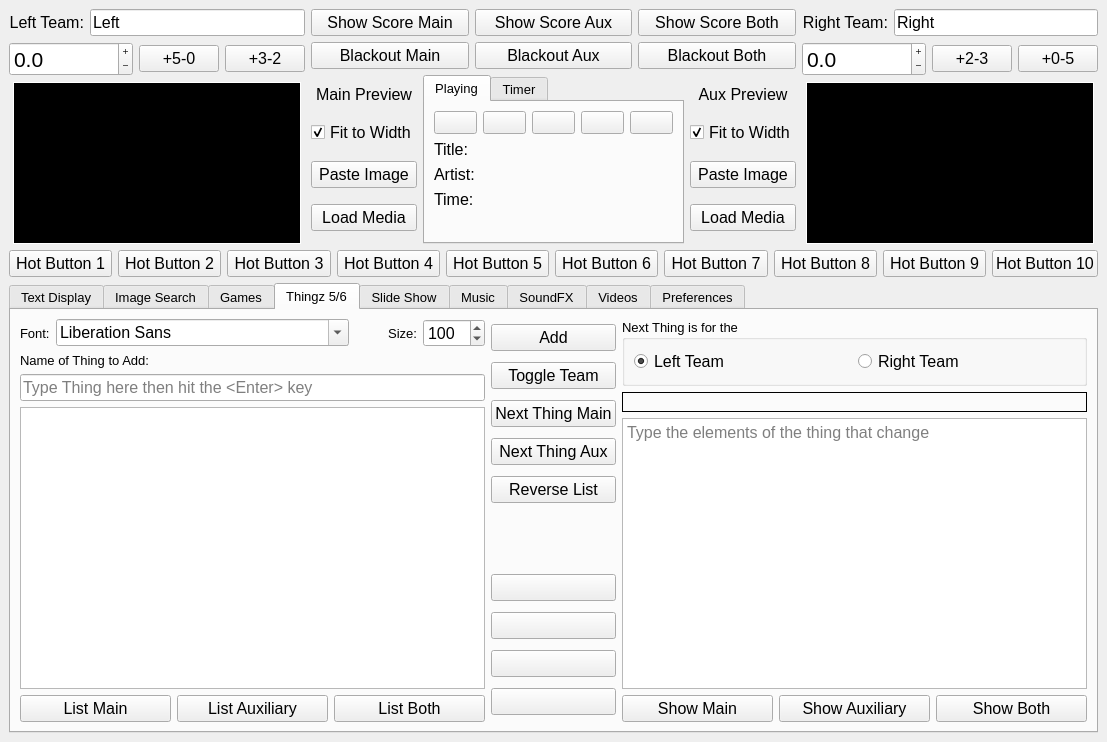
First picture: the form in ImproTronControlPanel.ui, repository guywinterbotham/ImproTron, before the edit.
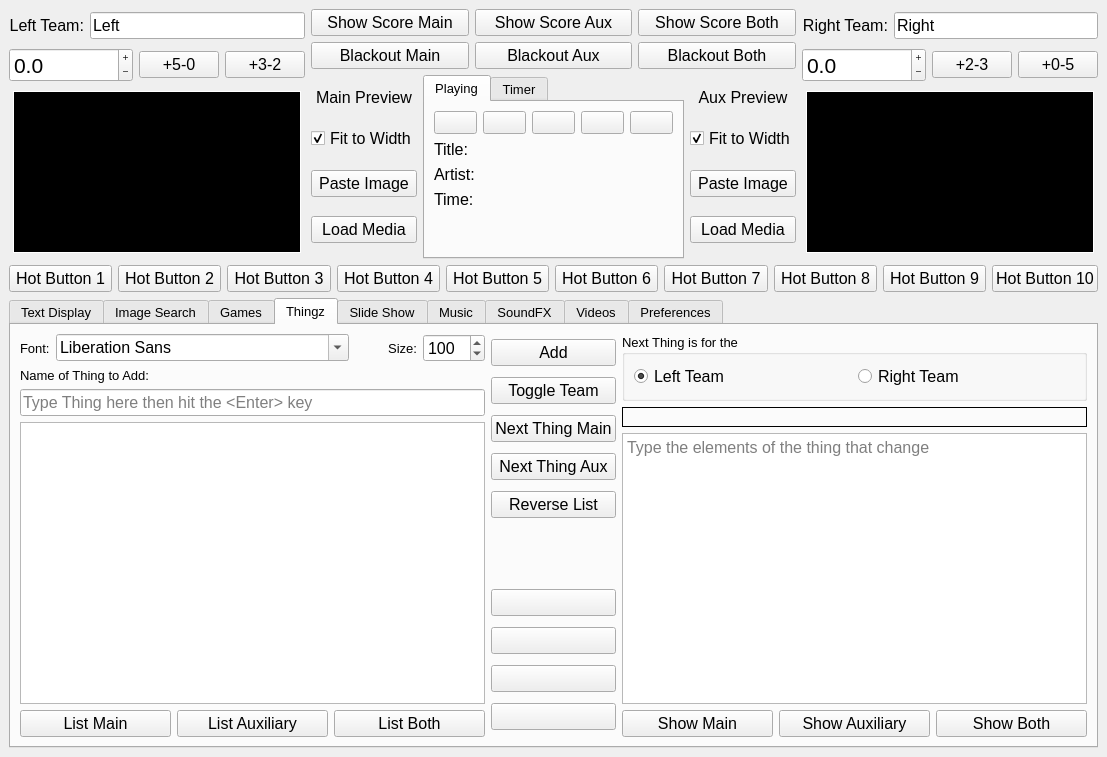
Second picture: the form after the edit. The open tabs and pages were chosen to show the change. Icons and pictures are not drawn.

Commit message: Simplyfy Thingz tab name. Update version

What changed in the file:
```diff
--- a/ImproTronControlPanel.ui
+++ b/ImproTronControlPanel.ui
@@ -6,8 +6,8 @@
    <rect>
     <x>0</x>
     <y>0</y>
-    <width>1048</width>
-    <height>738</height>
+    <width>1056</width>
+    <height>757</height>
    </rect>
   </property>
   <property name="sizePolicy">
@@ -2328,7 +2328,7 @@
         </size>
        </property>
        <attribute name="title">
-        <string>Thingz 5/6</string>
+        <string>Thingz</string>
        </attribute>
        <layout class="QHBoxLayout" name="horizontalLayout">
         <item>
```
Left out of the diff: 2 changed lines with no effect on the pictures. The commit also changes 1 other file.
